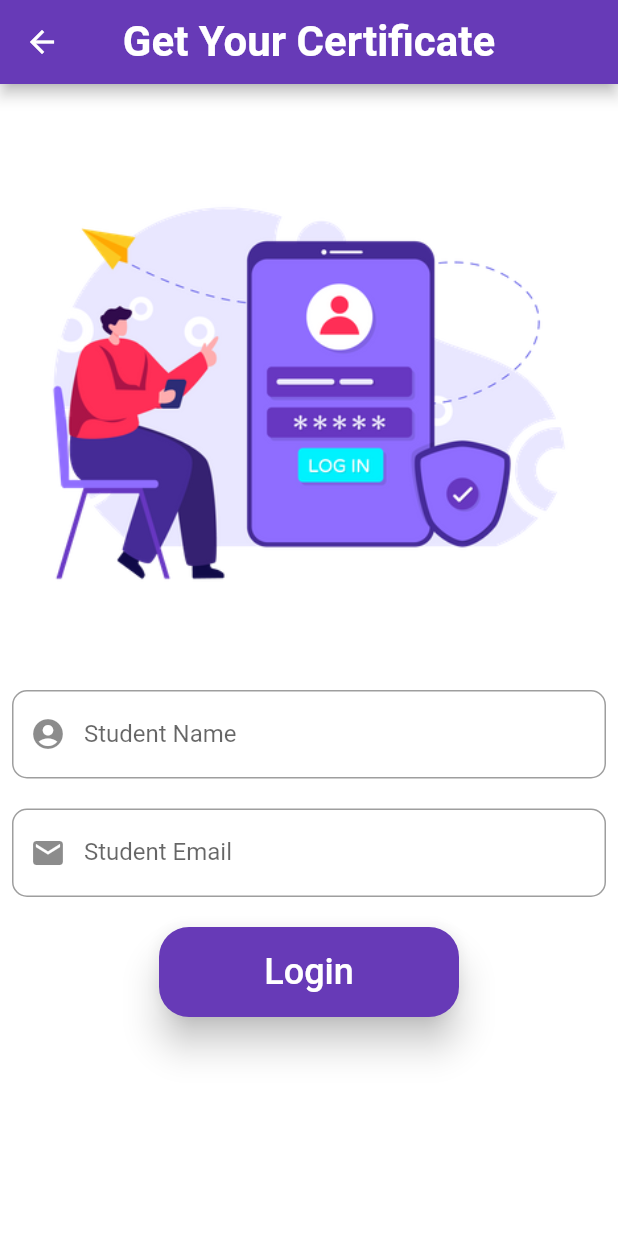
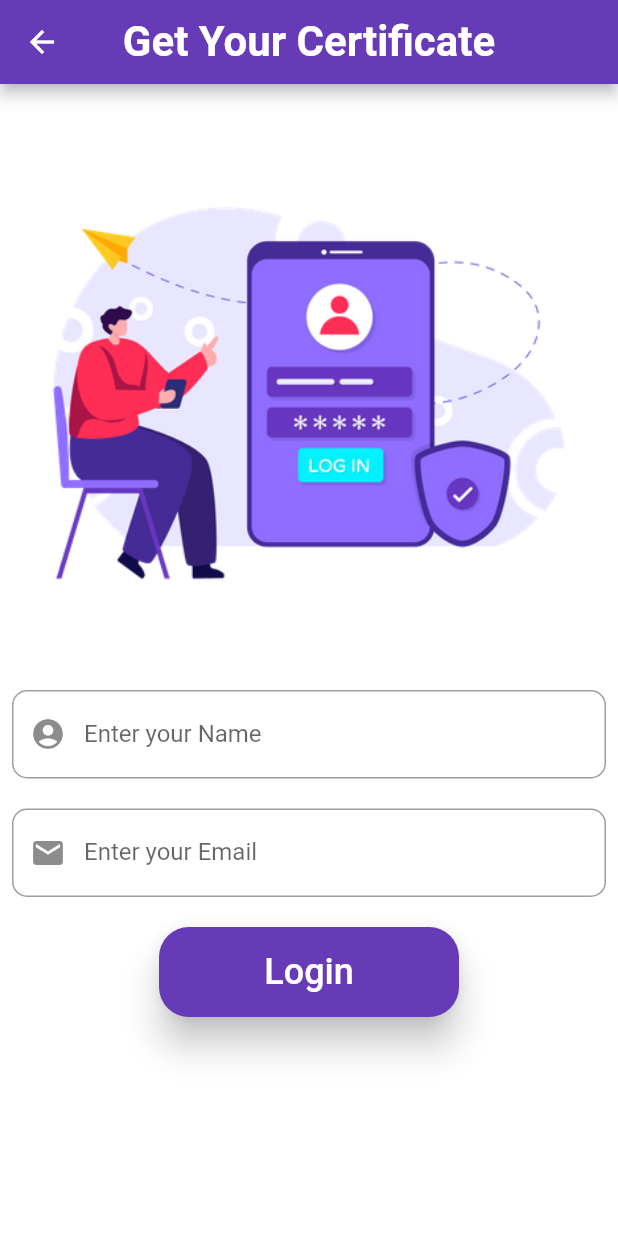
Before and after one commit to rajput-hemant/flutter-live-coding-challenge, a Flutter app: the screen it shows after launch, after a tap on "Get Started", on a phone screen of 412 x 824 dp. Run offline on Flutter 3.47's test engine with Material 2 defaults, Android fonts, the phone set to English and light mode, and no system bars.

Commit message:
converted login_screen to StatefulWidget added validation to check if textFields are properly filled
Signed-off-by: rajput-hemant <hemant.rajput_cs20@gla.ac.in>

```diff
--- a/lib/screens/login_screen.dart
+++ b/lib/screens/login_screen.dart
@@ -3,12 +3,20 @@ import 'package:flutter/material.dart';
 import 'completion_screen.dart';
 import '../widgets/text_field_builder.dart';
 
-class LoginScreen extends StatelessWidget {
+class LoginScreen extends StatefulWidget {
   static const routename = '/login_screen';
+
+  const LoginScreen({Key? key}) : super(key: key);
+
+  @override
+  State<LoginScreen> createState() => _LoginScreenState();
+}
+
+class _LoginScreenState extends State<LoginScreen> {
   final nameController = TextEditingController();
   final emailController = TextEditingController();
 
-  LoginScreen({Key? key}) : super(key: key);
+  var text = '';
 
   @override
   Widget build(BuildContext context) {
@@ -37,22 +45,27 @@ class LoginScreen extends StatelessWidget {
             // const SizedBox(height: 20),
             TextFieldBuilder(
               icon: const Icon(Icons.account_circle_sharp),
-              labelText: "Student Name",
+              labelText: "Enter your Name",
               textType: TextInputType.name,
               controller: nameController,
             ),
             const SizedBox(height: 20),
             TextFieldBuilder(
               icon: const Icon(Icons.email),
-              labelText: 'Student Email',
+              labelText: 'Enter your Email',
               textType: TextInputType.emailAddress,
               controller: emailController,
             ),
             const SizedBox(height: 20),
             ElevatedButton(
-              onPressed: () => Navigator.pushNamed(
-                  context, CompletionScreen.routename,
-                  arguments: nameController.text),
+              onPressed: () {
+                setState(() {
+                  nameController.text.isEmpty || emailController.text.isEmpty
+                      ? text = 'Please fill all fields properly!'
+                      : Navigator.pushNamed(context, CompletionScreen.routename,
+                          arguments: nameController.text);
+                });
+              },
               style: ElevatedButton.styleFrom(
                 elevation: 10,
                 minimumSize: const Size(200, 60),
@@ -63,6 +76,18 @@ class LoginScreen extends StatelessWidget {
                 'Login',
                 style: TextStyle(fontSize: 24),
               ),
+            ),
+            const SizedBox(height: 20),
+            Center(
+              child: Text(
+                text.isEmpty ? "" : text,
+                textAlign: TextAlign.center,
+                style: const TextStyle(
+                  fontSize: 22,
+                  color: Colors.red,
+                  fontWeight: FontWeight.bold,
+                ),
+              ),
             )
           ],
         ),
```
